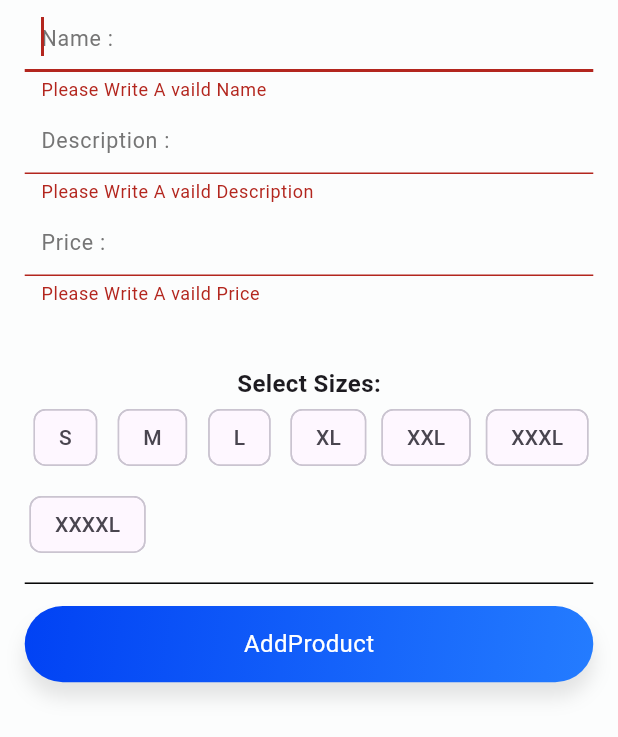
After one commit to lazezmahrous/era_soft_app, a Flutter app: the AddingProductScreen screen opened by its route, after a tap on "AddProduct", on a phone screen of 412 x 824 dp. The commit adds this screen. Shown: the top 737 px of the screen. Run offline on Flutter 3.47's test engine with Material 3 defaults, Android fonts, the phone set to English and light mode, and no system bars; our stand-ins replace bloc, country_code_picker, dio, flutter_bloc, flutter_screenutil, flutter_secure_storage and 14 more; accounts and stored records are empty; network calls fail; Roboto replaces fonts that are missing (HindMysuru); statements that could not run were skipped.

Commit message:
successfully adding addproduct screen

```diff
--- a/lib/core/routing/app_router.dart
+++ b/lib/core/routing/app_router.dart
@@ -2,6 +2,8 @@ import 'package:flutter/material.dart';
 import 'package:flutter_bloc/flutter_bloc.dart';
 import 'package:t_shirt/core/di/dependency_injection.dart';
 import 'package:t_shirt/core/routing/routers.dart';
+import 'package:t_shirt/features/adding_product/logic/adding_product_cubit.dart';
+import 'package:t_shirt/features/adding_product/ui/screens/adding_product_screen.dart';
 import 'package:t_shirt/features/home/ui/screens/home_screen.dart';
 import 'package:t_shirt/features/home/ui/widgets/bottom_navbar.dart';
 import 'package:t_shirt/features/login/logic/cubit/login_cubit.dart';
@@ -33,7 +35,6 @@ class AppRouter {
             child: const LoginScreen(),
           ),
         );
-
       case Routes.homeScreen:
         return MaterialPageRoute(
           builder: (context) => const HomeScreen(),
@@ -41,6 +42,13 @@ class AppRouter {
       case Routes.bottomNavBar:
         return MaterialPageRoute(
           builder: (context) => const BottomNavBar(),
+        );
+      case Routes.addingProductScreen:
+        return MaterialPageRoute(
+          builder: (context) => BlocProvider(
+            create: (context) => getIt<AddingProductCubit>(),
+            child: const AddingProductScreen(),
+          ),
         );
       default:
         return MaterialPageRoute(
--- a/lib/core/routing/routers.dart
+++ b/lib/core/routing/routers.dart
@@ -5,4 +5,5 @@ class Routes {
   static const String loginScreen = '/loginScreen';
   static const String settingsScreen = '/settingsScreen';
   static const String bottomNavBar = '/bottomNavBar';
+  static const String addingProductScreen = '/addingProductScreen';
 }
--- /dev/null
+++ b/lib/features/adding_product/data/models/product_request_body.dart
@@ -0,0 +1,24 @@
+import 'package:freezed_annotation/freezed_annotation.dart';
+
+part 'product_request_body.g.dart';
+
+@JsonSerializable()
+class ProductRequestBody {
+  final String name;
+  final String description;
+  final double price;
+  final int count;
+  final Map<String, Map<String, dynamic>> sizes;
+  @JsonKey(name: 'date_published')
+  final DateTime datePublished;
+  ProductRequestBody({
+    required this.name,
+    required this.description,
+    required this.price,
+    required this.count,
+    required this.sizes,
+    required this.datePublished,
+  });
+
+  Map<String, dynamic> toJson() => _$ProductRequestBodyToJson(this);
+}
--- /dev/null
+++ b/lib/features/adding_product/data/repos/adding_product_repo.dart
@@ -0,0 +1,11 @@
+import 'package:supabase_flutter/supabase_flutter.dart';
+
+import '../models/product_request_body.dart';
+
+class AddingProductRepo {
+  final SupabaseClient _supabase = Supabase.instance.client;
+  AddingProductRepo();
+  Future<void> addingProduct({required ProductRequestBody product}) async {
+    await _supabase.from('products').insert(product.toJson());
+  }
+}
--- /dev/null
+++ b/lib/features/adding_product/logic/adding_product_cubit.dart
@@ -0,0 +1,127 @@
+import 'package:bloc/bloc.dart';
+import 'package:flutter/material.dart';
+import 'package:freezed_annotation/freezed_annotation.dart';
+import 'package:t_shirt/features/adding_product/data/models/product_request_body.dart';
+import 'package:t_shirt/features/adding_product/data/repos/adding_product_repo.dart';
+
+part 'adding_product_state.dart';
+part 'adding_product_cubit.freezed.dart';
+
+class AddingProductCubit extends Cubit<AddingProductState> {
+  final AddingProductRepo _addingProductRepo;
+  final formKay = GlobalKey<FormState>();
+  final TextEditingController nameController = TextEditingController();
+  final TextEditingController descriptionController = TextEditingController();
+  final TextEditingController priceController = TextEditingController();
+
+  final Map<String, Map<String, dynamic>> productSizes = {};
+
+  List<String> sizes = [
+    'S',
+    'M',
+    'L',
+    'XL',
+    'XXL',
+    'XXXL',
+    'XXXXL',
+  ];
+  List<String> selectedSizes = [];
+  Map<String, String> colors = {
+    "Red": "#da0000",
+    "Green": "#049f25",
+    "Blue": "#0000FF",
+    "Purple": "#800080",
+    "Orange": "#fbbd00",
+    'Yellow': '#FFFF00',
+    'Black': '#000000',
+    'White': '#FFFFFF',
+    'Gray': '#808080',
+    'Pink': '#FFC0CB',
+    'Brown': '#A52A2A',
+    'Cyan': '#00FFFF',
+    'Magenta': '#FF00FF',
+    'Lime': '#00FF00',
+    'Teal': '#008080',
+    'Navy': '#000080',
+    'Gold': '#FFD700',
+    'Silver': '#C0C0C0',
+  };
+  List<String> selectedColors = [];
+
+  AddingProductCubit(this._addingProductRepo)
+      : super(const AddingProductState.initial());
+
+  void emitAddingProductStates() async {
+    emit(const AddingProductState.loading());
+    try {
+      await _addingProductRepo.addingProduct(
+          product: ProductRequestBody(
+        name: nameController.text,
+        description: descriptionController.text,
+        price: double.parse(priceController.text),
+        count: 12,
+        sizes: productSizes,
+        datePublished: DateTime.now(),
+      ));
+      emit(const AddingProductState.succses());
+    } catch (e) {
+      print(e.toString());
+      emit(const AddingProductState.failure());
+    }
+  }
+
+  void toggleSize(String size) {
+    print('sssssssssssda$productSizes');
+    if (selectedSizes.contains(size)) {
+      selectedSizes.remove(size);
+    } else {
+      selectedSizes.add(size);
+    }
+  }
+
+  void toggleColor(String color) {
+    print('sssssssssssda$productSizes');
+
+    if (selectedColors.contains(color)) {
+      selectedColors.remove(color);
+    } else {
+      selectedColors.add(color);
+    }
+  }
+
+
+  void addSize(String size) {
+    if (!productSizes.containsKey(size)) {
+      productSizes[size] = {
+        'colors': {},
+      };
+    }
+    emit(ProductSizesUpdated(productdata: productSizes));
+  }
+
+  void addColor(String size, String color) {
+    if (!productSizes[size]!['colors'].containsKey(color)) {
+      productSizes[size]!['colors'][color] = {
+        'count': '',
+        'images': [],
+        'controller': TextEditingController(), // لكل لون
+      };
+    }
+    emit(ProductSizesUpdated(productdata: productSizes));
+  }
+
+  void updateColorCount(String size, String color, String count) {
+    productSizes[size]!['colors'][color]['count'] = count;
+    emit(ProductSizesUpdated(productdata: productSizes));
+  }
+
+  void addImageToColor(String size, String color, String imagePath) {
+    productSizes[size]!['colors'][color]['images'].add(imagePath);
+    emit(ProductSizesUpdated(productdata: productSizes));
+  }
+
+  void removeImageFromColor(String size, String color, String imagePath) {
+    productSizes[size]!['colors'][color]['images'].remove(imagePath);
+    emit(ProductSizesUpdated(productdata: productSizes));
+  }
+}
--- /dev/null
+++ b/lib/features/adding_product/logic/adding_product_state.dart
@@ -0,0 +1,12 @@
+part of 'adding_product_cubit.dart';
+
+@freezed
+class AddingProductState with _$AddingProductState {
+  const factory AddingProductState.initial() = _Initial;
+  const factory AddingProductState.loading() = Loading;
+  const factory AddingProductState.succses() = Succses;
+  const factory AddingProductState.failure() = Failure;
+  const factory AddingProductState.productSizesUpdated(
+          {required Map<String, Map<String, dynamic>> productdata}) =
+      ProductSizesUpdated;
+}
--- /dev/null
+++ b/lib/features/adding_product/ui/screens/adding_product_screen.dart
@@ -0,0 +1,125 @@
+import 'package:flutter/material.dart';
+import 'package:flutter_bloc/flutter_bloc.dart';
+import 'package:flutter_screenutil/flutter_screenutil.dart';
+import 'package:t_shirt/core/global%20widgets/app_gradient_button.dart';
+import 'package:t_shirt/core/global%20widgets/app_text_form_field.dart';
+import 'package:t_shirt/core/helpers/spacing.dart';
+import 'package:t_shirt/features/adding_product/logic/adding_product_cubit.dart';
+
+import '../../../../core/global widgets/app_pick_image.dart';
+import '../widgets/adding_size_data.dart';
+
+class AddingProductScreen extends StatefulWidget {
+  const AddingProductScreen({super.key});
+
+  @override
+  State<AddingProductScreen> createState() => _AddingProductScreenState();
+}
+
+class _AddingProductScreenState extends State<AddingProductScreen> {
+  @override
+  Widget build(BuildContext context) {
+    final cubit = context.read<AddingProductCubit>();
+
+    return Scaffold(
+      body: SafeArea(
+        child: SingleChildScrollView(
+          child: Padding(
+            padding: EdgeInsets.symmetric(horizontal: 15.w),
+            child: Form(
+              key: cubit.formKay,
+              child: Column(
+                children: [
+                  AppTextFormField(
+                    hintText: 'Name :',
+                    controller: cubit.nameController,
+                    validator: (data) {
+                      if (data!.isEmpty) {
+                        return 'Please Write A vaild Name';
+                      }
+                      return null;
+                    },
+                  ),
+                  AppTextFormField(
+                    hintText: 'Description :',
+                    controller: context
+                        .read<AddingProductCubit>()
+                        .descriptionController,
+                    validator: (data) {
+                      if (data!.isEmpty) {
+                        return 'Please Write A vaild Description';
+                      }
+                      return null;
+                    },
+                  ),
+                  AppTextFormField(
+                    hintText: 'Price :',
+                    controller: cubit.priceController,
+                    keyboardType: TextInputType.number,
+                    validator: (data) {
+                      if (data!.isEmpty) {
+                        return 'Please Write A vaild Price';
+                      }
+                      return null;
+                    },
+                  ),
+                  verticalSpace(40),
+                  const Text(
+                    'Select Sizes:',
+                    style: TextStyle(fontSize: 16, fontWeight: FontWeight.bold),
+                  ),
+                  Wrap(
+                    spacing: 10,
+                    runSpacing: 10,
+                    children: cubit.sizes.map((size) {
+                      return FilterChip(
+                        label: Text(size),
+                        selected: context
+                            .read<AddingProductCubit>()
+                            .selectedSizes
+                            .contains(size),
+                        onSelected: (selected) {
+                          setState(() {
+                            cubit.toggleSize(size);
+                          });
+                        },
+                      );
+                    }).toList(),
+                  ),
+                  ListView.builder(
+                    shrinkWrap: true,
+                    physics: const NeverScrollableScrollPhysics(),
+                    itemCount: cubit.selectedSizes.length,
+                    itemBuilder: (context, index) {
+                      return AddingSizeData(
+                        index: index,
+                      );
+                    },
+                  ),
+                  verticalSpace(10),
+                  Divider(
+                    color: Colors.black,
+                    height: 10.h,
+                  ),
+                  verticalSpace(10),
+                  AppGradientButton(
+                    size: Size(double.infinity, 50.h),
+                    text: 'AddProduct',
+                    onPressed: () {
+                      if (cubit.formKay.currentState!.validate()) {
+                        context
+                            .read<AddingProductCubit>()
+                            .emitAddingProductStates();
+                      } else {}
+                    },
+                  ),
+                  verticalSpace(10),
+                ],
+              ),
+            ),
+          ),
+        ),
+      ),
+    );
+  }
+}
--- a/lib/features/home/ui/widgets/show_user_info_wifget.dart
+++ b/lib/features/home/ui/widgets/show_user_info_wifget.dart
@@ -48,9 +48,9 @@ class ShowUserInfoWifget extends StatelessWidget {
         ),
         InkWell(
           onTap: () async {
-            await SupabaseAuthService().signOut();
+            // await SupabaseAuthService().signOut();
             context.pushNamedAndRemoveUntil(
-              Routes.signupScreen,
+              Routes.addingProductScreen,
               predicate: (route) => false,
             );
           },
--- a/lib/main.dart
+++ b/lib/main.dart
@@ -16,6 +16,8 @@ void main() async {
     anonKey:
         'eyJhbGciOiJIUzI1NiIsInR5cCI6IkpXVCJ9.eyJpc3MiOiJzdXBhYmFzZSIsInJlZiI6InZmZ3ZpcG5scmp2emRveGlpYW9qIiwicm9sZSI6ImFub24iLCJpYXQiOjE3MzIwNDA1ODcsImV4cCI6MjA0NzYxNjU4N30.fjdmmJdJXGETlD8BwvEeKu298EKnTQttX6WKcRN8BnA',
   );
+
+  await Supabase.instance.client.auth.refreshSession();
   await ScreenUtil.ensureScreenSize();
   await HiveHeleper.initHive();
   await setupGetit();
--- a/pubspec.yaml
+++ b/pubspec.yaml
@@ -58,6 +58,7 @@ dependencies:
   geolocator: ^13.0.2
   geocoding: ^3.0.0
   shimmer: ^3.0.0
+  image_picker: ^1.1.2
 
 dev_dependencies:
   flutter_test:
```
Also changed, not shown: lib/core/di/dependency_injection.dart (+7 -0 lines), lib/core/global widgets/app_pick_image.dart (added, +92 -0 lines), lib/features/adding_product/ui/widgets/adding_size_data.dart (added, +138 -0 lines), lib/features/adding_product/data/models/product_request_body.g.dart (added), lib/features/adding_product/logic/adding_product_cubit.freezed.dart (added), pubspec.lock, 5 other files.
